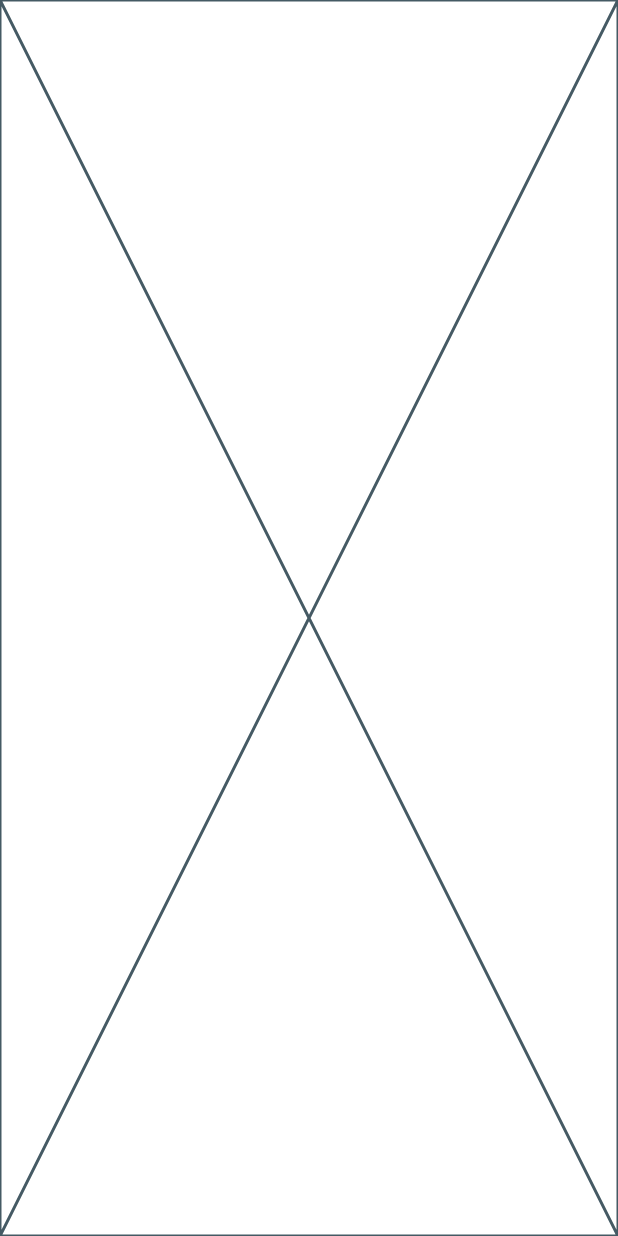
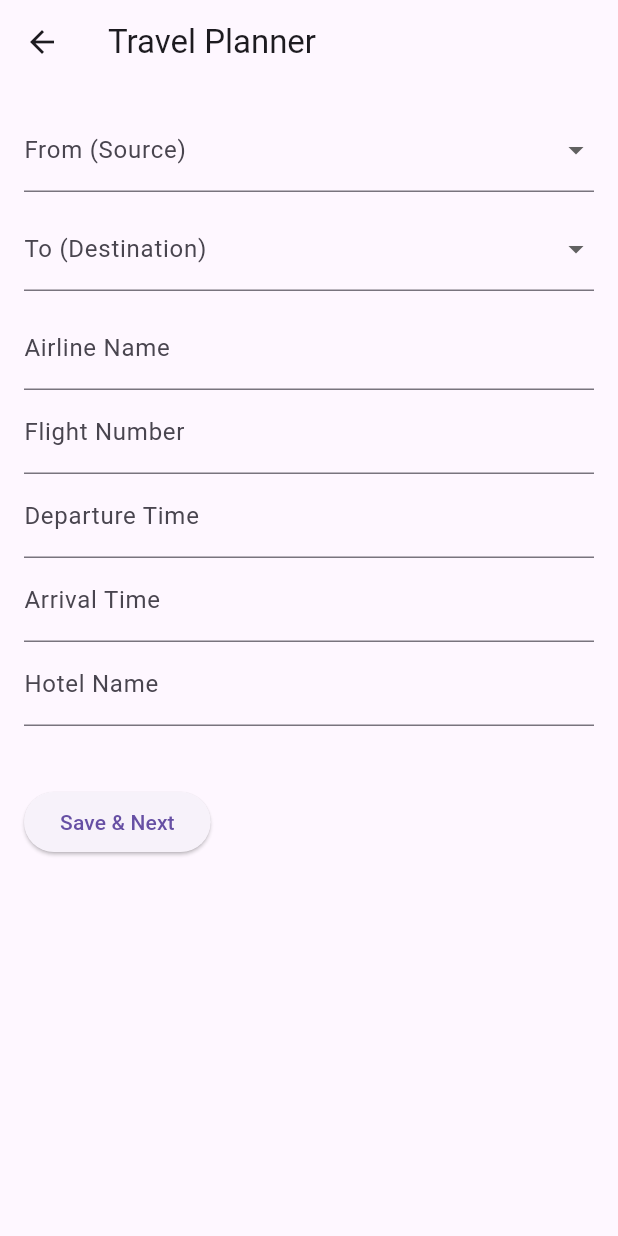
Before and after one commit to SugandhiP/Travel-Planner, a Flutter app: the screen it shows after launch, after a tap on the "add" icon, on a phone screen of 412 x 824 dp. Run offline on Flutter 3.47's test engine with Material 3 defaults, Android fonts, the phone set to English and light mode, and no system bars.

Commit message:
Itinerary Travel Flights form

```diff
--- /dev/null
+++ b/lib/data/country_list.dart
@@ -0,0 +1,6 @@
+const List<String> countryList = [
+  "United States", "Canada", "United Kingdom", "Germany", "France",
+  "Australia", "India", "China", "Japan", "Brazil",
+  "Mexico", "Italy", "Spain", "South Korea", "Netherlands",
+  "Russia", "Sweden", "Switzerland", "South Africa", "New Zealand"
+];
--- /dev/null
+++ b/lib/itinerary_travel_details.dart
@@ -0,0 +1,162 @@
+import 'package:flutter/material.dart';
+import '../model/travel_details.dart';
+import '../data/country_list.dart';
+import '../model/attraction.dart';
+import 'next_page.dart';
+
+class TravelForm extends StatefulWidget {
+  const TravelForm({super.key});
+
+  @override
+  _TravelFormState createState() => _TravelFormState();
+}
+
+class _TravelFormState extends State<TravelForm> {
+  final _formKey = GlobalKey<FormState>();
+
+  String? _selectedSource;
+  String? _selectedDestination;
+  String? _airline;
+  String? _flightNumber;
+  String? _departureTime;
+  String? _arrivalTime;
+  String? _hotelName;
+  List<String> _selectedAttractions = [];
+
+  @override
+  Widget build(BuildContext context) {
+    return Scaffold(
+      appBar: AppBar(title: Text("Travel Planner")),
+      body: Padding(
+        padding: EdgeInsets.all(16.0),
+        child: Form(
+          key: _formKey,
+          child: SingleChildScrollView(
+            child: Column(
+              crossAxisAlignment: CrossAxisAlignment.start,
+              children: [
+                DropdownButtonFormField<String>(
+                  decoration: InputDecoration(labelText: "From (Source)"),
+                  items: countryList.map((String country) {
+                    return DropdownMenuItem<String>(
+                      value: country,
+                      child: Text(country),
+                    );
+                  }).toList(),
+                  onChanged: (value) {
+                    setState(() {
+                      _selectedSource = value;
+                    });
+                  },
+                ),
+                SizedBox(height: 10),
+                DropdownButtonFormField<String>(
+                  decoration: InputDecoration(labelText: "To (Destination)"),
+                  items: countryList.map((String country) {
+                    return DropdownMenuItem<String>(
+                      value: country,
+                      child: Text(country),
+                    );
+                  }).toList(),
+                  onChanged: (value) {
+                    setState(() {
+                      _selectedDestination = value;
+                      _selectedAttractions.clear(); // Reset attractions
+                    });
+                  },
+                ),
+                SizedBox(height: 10),
+                TextFormField(
+                  decoration: InputDecoration(labelText: "Airline Name"),
+                  onChanged: (value) => _airline = value,
+                ),
+                TextFormField(
+                  decoration: InputDecoration(labelText: "Flight Number"),
+                  onChanged: (value) => _flightNumber = value,
+                ),
+                TextFormField(
+                  decoration: InputDecoration(labelText: "Departure Time"),
+                  onChanged: (value) => _departureTime = value,
+                ),
+                TextFormField(
+                  decoration: InputDecoration(labelText: "Arrival Time"),
+                  onChanged: (value) => _arrivalTime = value,
+                ),
+                TextFormField(
+                  decoration: InputDecoration(labelText: "Hotel Name"),
+                  onChanged: (value) => _hotelName = value,
+                ),
+                SizedBox(height: 20),
+
+                if (_selectedDestination != null &&
+                    attractionsList.containsKey(_selectedDestination))
+                  ExpansionTile(
+                    title: Text("Select Attractions"),
+                    children: [
+                      Column(
+                        children: attractionsList[_selectedDestination]!
+                            .map((attraction) => CheckboxListTile(
+                          title: Text(attraction),
+                          value: _selectedAttractions.contains(attraction),
+                          onChanged: (bool? selected) {
+                            setState(() {
+                              if (selected == true) {
+                                _selectedAttractions.add(attraction);
+                              } else {
+                                _selectedAttractions.remove(attraction);
+                              }
+                            });
+                          },
+                        ))
+                            .toList(),
+                      )
+                    ],
+                  ),
+
+                SizedBox(height: 20),
+                ElevatedButton(
+                  onPressed: () {
+                    if (_selectedSource == null ||
+                        _selectedDestination == null ||
+                        _airline == null ||
+                        _flightNumber == null ||
+                        _departureTime == null ||
+                        _arrivalTime == null ||
+                        _hotelName == null) {
+                      ScaffoldMessenger.of(context).showSnackBar(
+                        SnackBar(content: Text("Please fill all fields before proceeding")),
+                      );
+                      return;
+                    }
+
+                    TravelDetails travelDetails = TravelDetails(
+                      source: _selectedSource ?? "Unknown",
+                      destination: _selectedDestination ?? "Unknown",
+                      airline: _airline ?? "Unknown",
+                      flightNumber: _flightNumber ?? "Unknown",
+                      departureTime: _departureTime ?? "Unknown",
+                      arrivalTime: _arrivalTime ?? "Unknown",
+                      hotelName: _hotelName ?? "Unknown",
+                      selectedAttractions: _selectedAttractions ?? [],
+                    );
+
+                    print("Navigating with: $travelDetails");
+
+                    Navigator.push(
+                      context,
+                      MaterialPageRoute(
+                        builder: (context) => NextPage(travelDetails: travelDetails),
+                      ),
+                    );
+                  },
+
+                  child: Text("Save & Next"),
+                ),
+              ],
+            ),
+          ),
+        ),
+      ),
+    );
+  }
+}
--- a/lib/model/attraction.dart
+++ b/lib/model/attraction.dart
@@ -1,10 +1,33 @@
 class Attraction {
   final String name;
   final DateTime date;
-  final DateTime openingTime;
-  final DateTime closingTime;
-  final String personalNotes;
+  final String openingTime;
+  final String closingTime;
+  final String notes;
 
-  const Attraction(this.name, this.date, this.openingTime, this.closingTime,
-      this.personalNotes);
+  Attraction({
+    required this.name,
+    required this.date,
+    required this.openingTime,
+    required this.closingTime,
+    required this.notes,
+  });
+
+  @override
+  String toString() {
+    return "Attraction: $name, Date: $date, Open: $openingTime, Close: $closingTime, Notes: $notes";
+  }
 }
+
+
+const Map<String, List<String>> attractionsList = {
+  "United States": ["Statue of Liberty", "Grand Canyon", "Disney World"],
+  "Canada": ["Niagara Falls", "Banff National Park", "CN Tower"],
+  "United Kingdom": ["Big Ben", "Tower of London", "Stonehenge"],
+  "France": ["Eiffel Tower", "Louvre Museum", "Mont Saint-Michel"],
+  "Germany": ["Brandenburg Gate", "Neuschwanstein Castle", "Berlin Wall"],
+  "Japan": ["Mount Fuji", "Tokyo Tower", "Fushimi Inari Shrine"],
+  "India": ["Taj Mahal", "Red Fort", "Jaipur Palace"],
+  "China": ["Great Wall of China", "Forbidden City", "Terracotta Army"],
+  "Brazil": ["Christ the Redeemer", "Amazon Rainforest", "Sugarloaf Mountain"],
+};
--- /dev/null
+++ b/lib/model/travel_details.dart
@@ -0,0 +1,28 @@
+class TravelDetails {
+  String source;
+  String destination;
+  String airline;
+  String flightNumber;
+  String departureTime;
+  String arrivalTime;
+  String hotelName;
+  List<String> selectedAttractions;
+
+  TravelDetails({
+    required this.source,
+    required this.destination,
+    required this.airline,
+    required this.flightNumber,
+    required this.departureTime,
+    required this.arrivalTime,
+    required this.hotelName,
+    required this.selectedAttractions,
+  });
+
+  @override
+  String toString() {
+    return "Source: $source, Destination: $destination, Airline: $airline, "
+        "Flight: $flightNumber, Departure: $departureTime, Arrival: $arrivalTime, "
+        "Hotel: $hotelName, Attractions: $selectedAttractions";
+  }
+}
--- a/lib/travel_planner_app.dart
+++ b/lib/travel_planner_app.dart
@@ -1,5 +1,6 @@
 import 'package:flutter/material.dart';
 import 'package:travel_planner_project/itinerary_form.dart';
+import 'package:travel_planner_project/itinerary_travel_details.dart';
 
 import 'model/itinerary.dart';
 class TravelPlannerApp extends StatefulWidget {
@@ -59,7 +60,8 @@ class _TravelPlannerAState extends State<TravelPlannerApp> {
           Navigator.push(
             context,
             MaterialPageRoute(
-              builder: (context) => ItineraryForm(),
+              //builder: (context) => ItineraryForm(),
+              builder: (context) => TravelForm(),
             ),
           );
         },
```
Also changed, not shown: lib/next_page.dart (added, +19 -0 lines).
